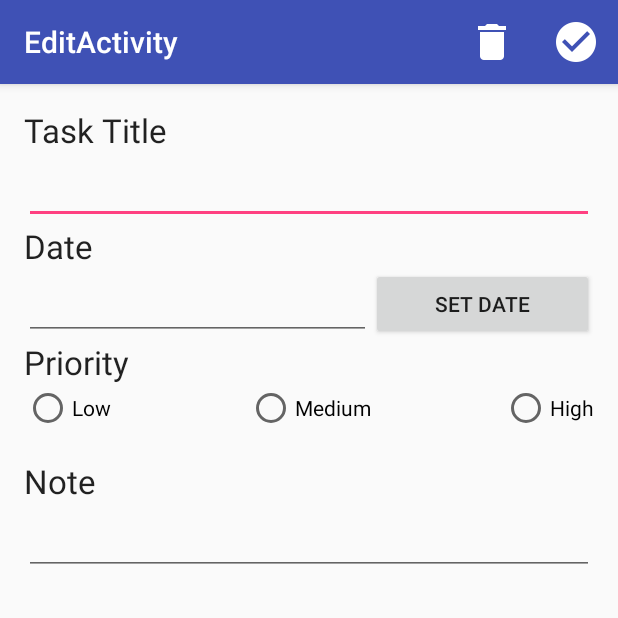
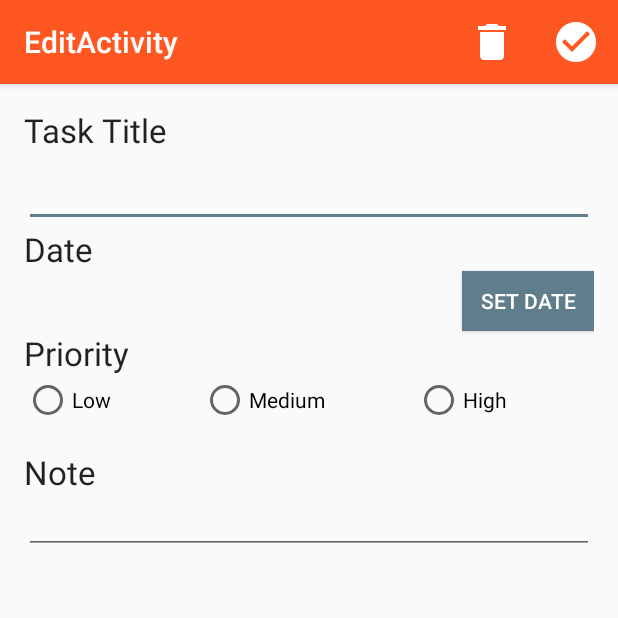
Before and after one commit to codeon19/Remindly, an Android app: the EditActivity screen opened directly, with no data from a screen before it, on a phone screen of 412 x 824 dp, the top half of it. Run offline under Robolectric (Android 15) with nearby library versions, the phone set to English and light mode, and no system bars; libraries missing offline, so code that uses them is left out: com.wdullaer.materialdatetimepicker; 1 statement that could not run was skipped.

Commit message:
Calendar and Priority Added
Finished the initial design of the application and added the calendar
feature as priority

```diff
--- a/Remindly_1.0/app/build.gradle
+++ b/Remindly_1.0/app/build.gradle
@@ -7,7 +7,7 @@ android {
 
     defaultConfig {
         applicationId "samuelbreck.remindly"
-        minSdkVersion 16
+        minSdkVersion 21
         targetSdkVersion 23
         versionCode 1
         versionName "1.0"
@@ -28,4 +28,5 @@ dependencies {
     compile 'commons-io:commons-io:2.4'
     compile 'com.android.support:recyclerview-v7:23.1.0'
     compile 'com.android.support:design:23.1.0'
+    compile 'com.wdullaer:materialdatetimepicker:2.3.0'
 }
--- a/Remindly_1.0/app/src/main/java/samuelbreck/remindly/EditActivity.java
+++ b/Remindly_1.0/app/src/main/java/samuelbreck/remindly/EditActivity.java
@@ -9,23 +9,33 @@ import android.support.v7.widget.Toolbar;
 import android.view.Menu;
 import android.view.MenuItem;
 import android.view.View;
-import android.widget.Button;
 import android.widget.EditText;
+import android.widget.RadioButton;
 import android.widget.TextView;
 
+import com.wdullaer.materialdatetimepicker.date.DatePickerDialog;
 
-public class EditActivity extends AppCompatActivity {
+import java.util.Calendar;
+
+
+public class EditActivity extends AppCompatActivity implements
+        DatePickerDialog.OnDateSetListener {
 
 
     String primary_key;
 
     EditText taskNameEdit;
-    // missing the priority field
-    EditText taskDateEdit;
+    TextView taskDateEdit;
+
+    RadioButton low;
+    RadioButton medium;
+    RadioButton high;
+
     EditText taskNoteEdit;
 
     int pos;
 
+    String priority;
 
     @Override
     protected void onCreate(Bundle savedInstanceState) {
@@ -38,8 +48,13 @@ public class EditActivity extends AppCompatActivity {
         pos = getIntent().getIntExtra("pos", 0);
 
         taskNameEdit = (EditText) findViewById(R.id.taskNameEdit);
-        // missing the priority field
-        taskDateEdit = (EditText) findViewById(R.id.taskDateEdit);
+
+        taskDateEdit = (TextView) findViewById(R.id.taskDateEdit);
+
+        low = (RadioButton) findViewById(R.id.low);
+        medium = (RadioButton) findViewById(R.id.medium);
+        high = (RadioButton) findViewById(R.id.high);
+
         taskNoteEdit = (EditText) findViewById(R.id.taskNoteEdit);
 
         // if the form already exists
@@ -85,6 +100,22 @@ public class EditActivity extends AppCompatActivity {
         taskNameEdit.setText(primary_key);
         taskDateEdit.setText(getIntent().getStringExtra("taskDate"));
         // missing the priority field
+
+        priority = getIntent().getStringExtra("taskPriority");
+
+        switch(priority) {
+            case "low":
+                low.setChecked(true);
+                break;
+            case "medium":
+                medium.setChecked(true);
+                break;
+            case "high":
+                high.setChecked(true);
+                break;
+
+        }
+
         taskNoteEdit.setText(getIntent().getStringExtra("taskNote"));
 
     }
@@ -97,7 +128,7 @@ public class EditActivity extends AppCompatActivity {
 
         data.putExtra("taskName", taskNameEdit.getText().toString());
         data.putExtra("taskDate", taskDateEdit.getText().toString());
-        data.putExtra("taskPriority","N/A" );
+        data.putExtra("taskPriority",priority);
         data.putExtra("taskNote", taskNoteEdit.getText().toString());
 
         data.putExtra("pos", pos);
@@ -121,4 +152,43 @@ public class EditActivity extends AppCompatActivity {
         finish();
     }
 
+    public void onClickDate (View v) {
+        Calendar now = Calendar.getInstance();
+        DatePickerDialog dpd = DatePickerDialog.newInstance(
+                EditActivity.this,
+                now.get(Calendar.YEAR),
+                now.get(Calendar.MONTH),
+                now.get(Calendar.DAY_OF_MONTH)
+        );
+
+        dpd.show(getFragmentManager(), "Datepickerdialog");
+    }
+
+    @Override
+    public void onDateSet(DatePickerDialog view, int year, int monthOfYear, int dayOfMonth) {
+        String date = (monthOfYear+1) + "/" + dayOfMonth + "/" + year;
+        taskDateEdit.setText(date);
+    }
+
+    public void onRadioButtonClicked(View v) {
+        // Is the button now checked?
+        boolean checked = ((RadioButton) v).isChecked();
+
+        // Check which radio button was clicked
+        switch(v.getId()) {
+            case R.id.low:
+                if (checked)
+                    priority = "low";
+                    break;
+            case R.id.medium:
+                if (checked)
+                    priority = "medium";
+                    break;
+            case R.id.high:
+                if (checked)
+                    priority = "high";
+                    break;
+        }
+    }
+
 }
--- a/Remindly_1.0/app/src/main/java/samuelbreck/remindly/MainActivity.java
+++ b/Remindly_1.0/app/src/main/java/samuelbreck/remindly/MainActivity.java
@@ -1,5 +1,6 @@
 package samuelbreck.remindly;
 
+import android.app.ActivityOptions;
 import android.content.Intent;
 import android.os.Bundle;
 import android.support.v7.app.AppCompatActivity;
@@ -10,6 +11,7 @@ import android.view.Menu;
 import android.view.MenuItem;
 import android.widget.AdapterView;
 import android.widget.ArrayAdapter;
+import android.widget.ImageView;
 import android.widget.ListView;
 
 import org.apache.commons.io.FileUtils;
@@ -85,7 +87,8 @@ public class MainActivity extends AppCompatActivity {
 
             Intent intention = new Intent(MainActivity.this, EditActivity.class);
             intention.putExtra("pos", -1);
-            startActivityForResult(intention,REQUEST_CODE);
+
+            startActivityForResult(intention,REQUEST_CODE, ActivityOptions.makeSceneTransitionAnimation(this).toBundle());
 
             return true;
         }
--- a/Remindly_1.0/app/src/main/res/layout/activity_edit.xml
+++ b/Remindly_1.0/app/src/main/res/layout/activity_edit.xml
@@ -5,7 +5,9 @@
     android:layout_width="match_parent"
     android:layout_height="match_parent"
     android:fitsSystemWindows="true"
-    tools:context="samuelbreck.remindly.EditActivity">
+    tools:context="samuelbreck.remindly.EditActivity"
+    android:transitionName="Edit"
+    android:id="@+id/edit_activity">
 
     <android.support.design.widget.AppBarLayout
         android:layout_width="match_parent"
--- a/Remindly_1.0/app/src/main/res/layout/content_edit.xml
+++ b/Remindly_1.0/app/src/main/res/layout/content_edit.xml
@@ -14,7 +14,7 @@
 
     <EditText
         android:layout_width="wrap_content"
-        android:layout_height="wrap_content"
+        android:layout_height="50dp"
         android:inputType="textMultiLine"
         android:textSize="20dp"
         android:ems="10"
@@ -66,37 +66,54 @@
         android:layout_alignParentStart="true"
         android:layout_marginTop="50dp" />
 
+    <RadioGroup
+        android:layout_width="match_parent"
+        android:layout_height="40dp"
+        android:orientation="horizontal"
+        android:layout_centerInParent="true"
+        android:layout_centerVertical="true"
+        android:layout_alignParentStart="true"
+        android:layout_alignParentEnd="true">
+
             <RadioButton
                 android:layout_width="wrap_content"
                 android:layout_height="wrap_content"
                 android:text="Low"
-        android:id="@+id/radioButton"
+                android:id="@+id/low"
                 android:checked="false"
-        android:layout_below="@+id/textView3"
-        android:layout_alignParentLeft="true"
-        android:layout_alignParentStart="true" />
+                android:layout_alignParentTop="true"
+                android:layout_alignParentStart="true"
+                android:onClick="onRadioButtonClicked"
+                android:layout_gravity="left" />
 
             <RadioButton
                 android:layout_width="wrap_content"
                 android:layout_height="wrap_content"
                 android:text="Medium"
-        android:id="@+id/radioButton2"
+                android:id="@+id/medium"
                 android:checked="false"
-        android:layout_alignTop="@+id/radioButton"
-        android:layout_centerHorizontal="true" />
+                android:layout_alignParentTop="true"
+                android:layout_centerHorizontal="true"
+                android:layout_gravity="center_horizontal"
+                android:onClick="onRadioButtonClicked"
+                android:layout_marginLeft="60dp"
+                android:layout_marginRight="60dp" />
 
             <RadioButton
                 android:layout_width="wrap_content"
                 android:layout_height="wrap_content"
                 android:text="High"
-        android:id="@+id/radioButton3"
+                android:id="@+id/high"
                 android:checked="false"
-        android:layout_alignTop="@+id/radioButton2"
-        android:layout_alignParentRight="true"
-        android:layout_alignParentEnd="true" />
+                android:layout_alignParentTop="true"
+                android:layout_alignParentEnd="true"
+                android:onClick="onRadioButtonClicked" />
 
-    <EditText
-        android:layout_height="wrap_content"
+
+    </RadioGroup>
+
+    <TextView
+        android:layout_height="40dp"
         android:layout_width="wrap_content"
         android:inputType="date"
         android:ems="10"
@@ -111,27 +128,28 @@
 
     <Button
         android:layout_width="wrap_content"
-        android:layout_height="wrap_content"
+        android:layout_height="40dp"
         android:text="Set Date"
         android:id="@+id/datePicker"
-        android:layout_toRightOf="@+id/radioButton2"
         android:layout_alignParentRight="true"
         android:layout_alignParentEnd="true"
         android:layout_alignBottom="@+id/taskDateEdit"
-        android:layout_below="@+id/textView2" />
+        android:onClick="onClickDate"
+        android:textColor="@color/icons"
+        android:background="@color/colorAccent"
+        android:layout_alignTop="@+id/taskDateEdit" />
 
     <EditText
         android:layout_width="wrap_content"
-        android:layout_height="wrap_content"
+        android:layout_height="40dp"
         android:inputType="textMultiLine"
         android:ems="10"
-        android:textSize="20dp"
+        android:textSize="18dp"
         android:id="@+id/taskNoteEdit"
         android:layout_below="@+id/textView4"
         android:layout_alignParentLeft="true"
         android:layout_alignParentStart="true"
-        android:layout_alignRight="@+id/radioButton3"
-        android:layout_alignEnd="@+id/radioButton3"
-        android:layout_marginBottom="100dp"/>
+        android:layout_marginBottom="100dp"
+        android:layout_alignParentEnd="true" />
 
 </RelativeLayout>
--- a/Remindly_1.0/app/src/main/res/values/colors.xml
+++ b/Remindly_1.0/app/src/main/res/values/colors.xml
@@ -1,6 +1,11 @@
 <?xml version="1.0" encoding="utf-8"?>
 <resources>
-    <color name="colorPrimary">#3F51B5</color>
-    <color name="colorPrimaryDark">#303F9F</color>
-    <color name="colorAccent">#FF4081</color>
+<color name="colorPrimary">#FF5722</color>
+<color name="colorPrimaryDark">#E64A19</color>
+<color name="primary_light">#FFCCBC</color>
+<color name="colorAccent">#607d8b</color>
+<color name="primary_text">#212121</color>
+<color name="secondary_text">#727272</color>
+<color name="icons">#ffffff</color>
+<color name="divider">#B6B6B6</color>
 </resources>
--- a/Remindly_1.0/app/src/main/res/values/styles.xml
+++ b/Remindly_1.0/app/src/main/res/values/styles.xml
@@ -4,8 +4,12 @@
     <style name="AppTheme" parent="Theme.AppCompat.Light.DarkActionBar">
         <!-- Customize your theme here. -->
         <item name="colorPrimary">@color/colorPrimary</item>
-        <item name="colorPrimaryDark">@color/colorPrimaryDark</item>
+        <item name="colorPrimaryDark">@color/divider</item>
         <item name="colorAccent">@color/colorAccent</item>
+
+        <!-- enable window content transitions -->
+        <item name="android:windowActivityTransitions">true</item>
+
     </style>
 
     <style name="AppTheme.NoActionBar">
```
Also changed, not shown: Remindly_1.0/app/src/main/res/layout/item_task.xml (+19 -19 lines). Lines whose indentation alone changed are shown as unchanged.
